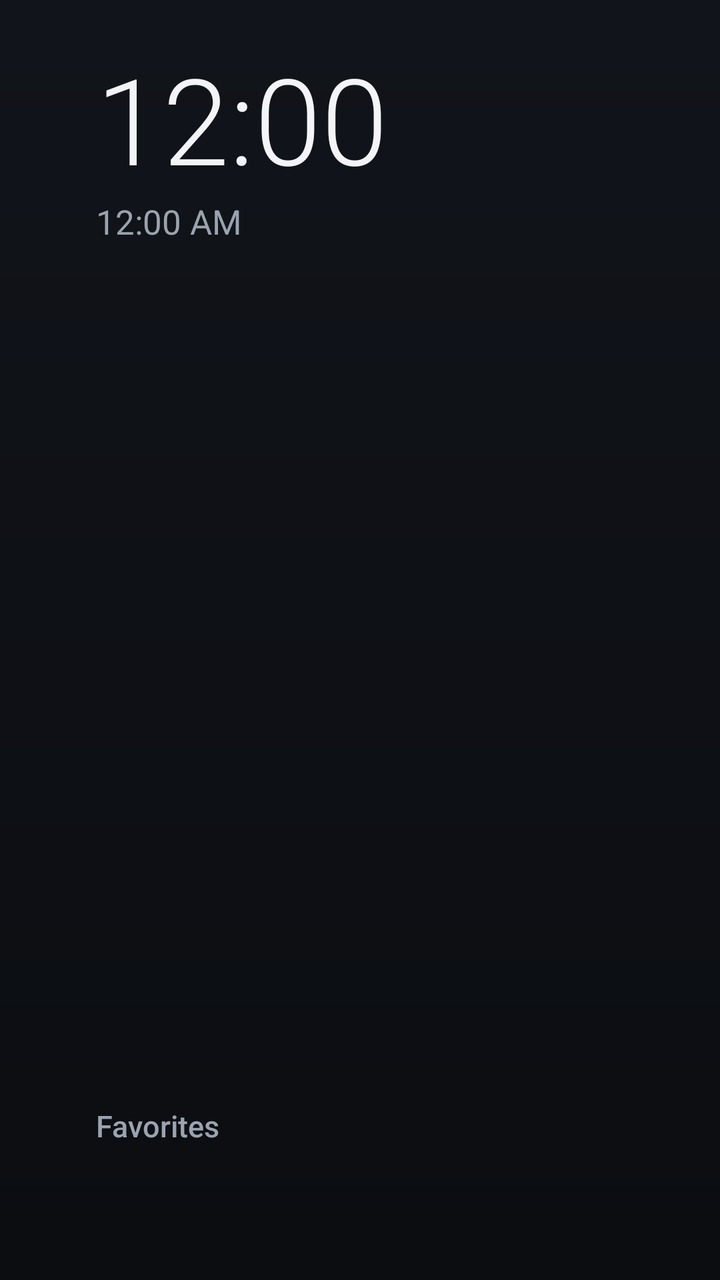
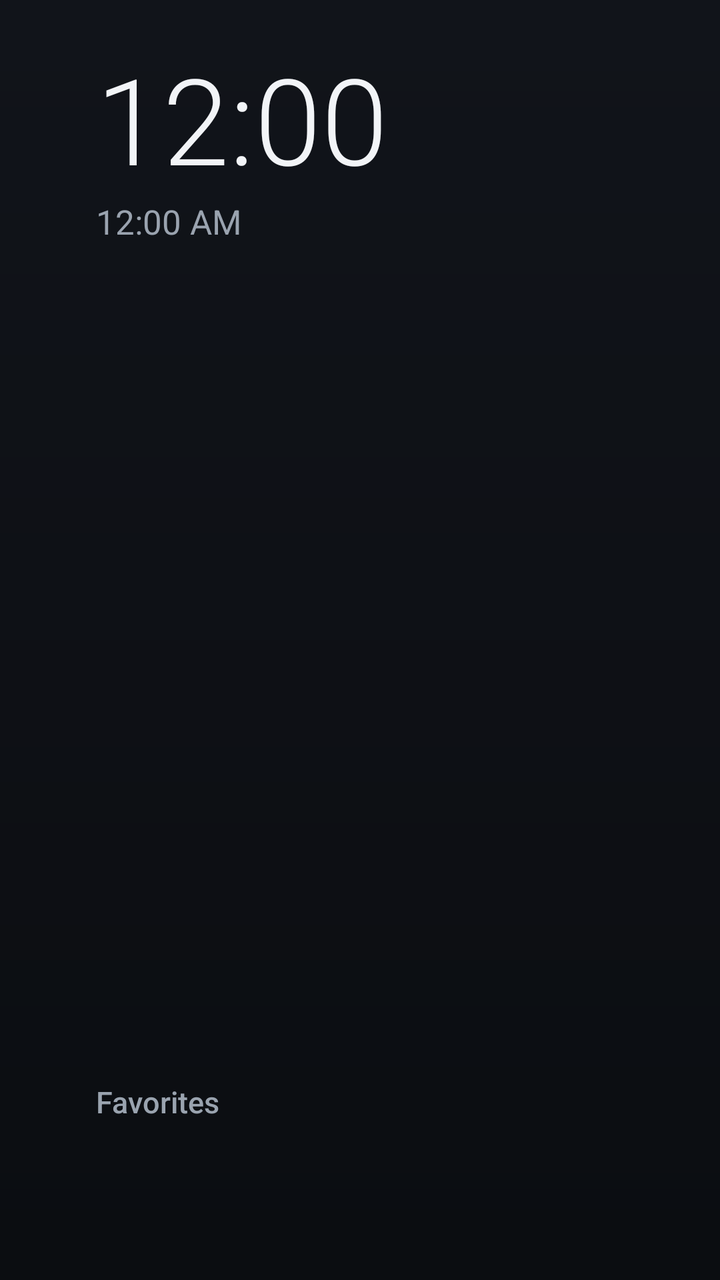

The first picture is an Android layout as it rendered before a commit; the second is the same layout after the commit. The layout source and the unified diff follow.
<!-- AndroidManifest.xml: activity theme Lehko.Home -->
<!-- res/layout/home.xml -->
<?xml version="1.0" encoding="utf-8"?>
<LinearLayout xmlns:android="http://schemas.android.com/apk/res/android"
    android:layout_width="match_parent"
    android:layout_height="match_parent"
    android:clipChildren="false"
    android:clipToPadding="false"
    android:orientation="vertical"
    android:paddingStart="@dimen/safe_h"
    android:paddingTop="@dimen/safe_v"
    android:paddingEnd="@dimen/safe_h"
    android:paddingBottom="@dimen/safe_v">

    
    <LinearLayout
        android:layout_width="match_parent"
        android:layout_height="wrap_content"
        android:orientation="horizontal">

        <LinearLayout
            android:layout_width="0dp"
            android:layout_height="wrap_content"
            android:layout_weight="1"
            android:orientation="vertical">

            <TextClock
                android:id="@+id/clock"
                android:layout_width="wrap_content"
                android:layout_height="wrap_content"
                android:fontFamily="sans-serif-light"
                android:format12Hour="h:mm"
                android:format24Hour="H:mm"
                android:includeFontPadding="false"
                android:textColor="@color/text_primary"
                android:textSize="60sp" />

            <TextClock
                android:id="@+id/date"
                android:layout_width="wrap_content"
                android:layout_height="wrap_content"
                android:layout_marginTop="2dp"
                android:textColor="@color/text_secondary"
                android:textSize="17sp" />
        </LinearLayout>

        <LinearLayout
            android:id="@+id/weather"
            android:layout_width="wrap_content"
            android:layout_height="wrap_content"
            android:layout_marginStart="16dp"
            android:gravity="end"
            android:orientation="vertical">

            
            <LinearLayout
                android:layout_width="wrap_content"
                android:layout_height="wrap_content"
                android:gravity="center_vertical"
                android:orientation="horizontal">

                <ImageView
                    android:id="@+id/weather_icon"
                    android:layout_width="44dp"
                    android:layout_height="44dp"
                    android:layout_marginEnd="10dp"
                    android:importantForAccessibility="no" />

                <TextView
                    android:id="@+id/weather_temp"
                    android:layout_width="wrap_content"
                    android:layout_height="wrap_content"
                    android:fontFamily="sans-serif-light"
                    android:includeFontPadding="false"
                    android:textColor="@color/text_primary"
                    android:textSize="36sp" />

                <LinearLayout
                    android:layout_width="wrap_content"
                    android:layout_height="wrap_content"
                    android:layout_marginStart="12dp"
                    android:orientation="vertical">

                    <TextView
                        android:id="@+id/weather_text"
                        android:layout_width="wrap_content"
                        android:layout_height="wrap_content"
                        android:maxWidth="240dp"
                        android:maxLines="1"
                        android:ellipsize="end"
                        android:textColor="@color/text_secondary"
                        android:textSize="14sp" />

                    <TextView
                        android:id="@+id/weather_extra"
                        android:layout_width="wrap_content"
                        android:layout_height="wrap_content"
                        android:maxWidth="240dp"
                        android:maxLines="1"
                        android:ellipsize="end"
                        android:textColor="@color/accent"
                        android:textSize="13sp"
                        android:visibility="gone" />
                </LinearLayout>
            </LinearLayout>

            
            <LinearLayout
                android:id="@+id/weather_hours"
                android:layout_width="wrap_content"
                android:layout_height="wrap_content"
                android:layout_marginTop="6dp"
                android:orientation="horizontal"
                android:visibility="gone" />

            <TextView
                android:id="@+id/weather_sun"
                android:layout_width="wrap_content"
                android:layout_height="wrap_content"
                android:layout_marginTop="2dp"
                android:maxLines="1"
                android:textColor="@color/text_dim"
                android:textSize="12sp"
                android:visibility="gone" />
        </LinearLayout>
    </LinearLayout>

    
    <LinearLayout
        android:id="@+id/outage"
        android:layout_width="match_parent"
        android:layout_height="wrap_content"
        android:layout_marginTop="12dp"
        android:background="@drawable/card_bg"
        android:orientation="vertical"
        android:paddingStart="16dp"
        android:paddingTop="10dp"
        android:paddingEnd="16dp"
        android:paddingBottom="8dp"
        android:visibility="gone">

        <LinearLayout
            android:layout_width="match_parent"
            android:layout_height="wrap_content"
            android:gravity="center_vertical"
            android:orientation="horizontal">

            <View
                android:id="@+id/outage_dot"
                android:layout_width="10dp"
                android:layout_height="10dp"
                android:layout_marginEnd="10dp" />

            <TextView
                android:id="@+id/outage_status"
                android:layout_width="0dp"
                android:layout_height="wrap_content"
                android:layout_weight="1"
                android:maxLines="1"
                android:ellipsize="end"
                android:textColor="@color/text_primary"
                android:textSize="17sp" />

            <TextView
                android:id="@+id/outage_group"
                android:layout_width="wrap_content"
                android:layout_height="wrap_content"
                android:layout_marginStart="12dp"
                android:textColor="@color/text_secondary"
                android:textSize="13sp" />
        </LinearLayout>

        <LinearLayout
            android:id="@+id/outage_days"
            android:layout_width="match_parent"
            android:layout_height="wrap_content"
            android:layout_marginTop="10dp"
            android:orientation="horizontal">

            <LinearLayout
                android:layout_width="0dp"
                android:layout_height="wrap_content"
                android:layout_weight="1"
                android:orientation="vertical">

                <TextView
                    android:layout_width="wrap_content"
                    android:layout_height="wrap_content"
                    android:layout_marginBottom="4dp"
                    android:text="@string/outage_today"
                    android:textColor="@color/text_secondary"
                    android:textSize="12sp" />

                <ua.lehko.tv.OutageBar
                    android:id="@+id/outage_today"
                    android:layout_width="match_parent"
                    android:layout_height="wrap_content" />
            </LinearLayout>

            <LinearLayout
                android:id="@+id/outage_tomorrow_box"
                android:layout_width="0dp"
                android:layout_height="wrap_content"
                android:layout_marginStart="24dp"
                android:layout_weight="1"
                android:orientation="vertical">

                <TextView
                    android:id="@+id/outage_tomorrow_label"
                    android:layout_width="wrap_content"
                    android:layout_height="wrap_content"
                    android:layout_marginBottom="4dp"
                    android:text="@string/outage_tomorrow"
                    android:textColor="@color/text_secondary"
                    android:textSize="12sp" />

                <ua.lehko.tv.OutageBar
                    android:id="@+id/outage_tomorrow"
                    android:layout_width="match_parent"
                    android:layout_height="wrap_content" />
            </LinearLayout>
        </LinearLayout>
    </LinearLayout>

    <Space
        android:layout_width="match_parent"
        android:layout_height="0dp"
        android:layout_weight="1" />

    <TextView
        android:id="@+id/notice"
        android:layout_width="match_parent"
        android:layout_height="wrap_content"
        android:layout_marginBottom="8dp"
        android:background="@drawable/card_bg"
        android:paddingStart="14dp"
        android:paddingTop="8dp"
        android:paddingEnd="14dp"
        android:paddingBottom="8dp"
        android:textColor="@color/text_primary"
        android:textSize="13sp"
        android:visibility="gone" />

    <TextView
        android:layout_width="wrap_content"
        android:layout_height="wrap_content"
        android:text="@string/favorites"
        style="@style/Lehko.Section" />

    <HorizontalScrollView
        android:id="@+id/favorites_scroll"
        android:layout_width="match_parent"
        android:layout_height="wrap_content"
        android:layout_marginStart="-12dp"
        android:layout_marginEnd="-12dp"
        android:clipChildren="false"
        android:clipToPadding="false"
        android:fadingEdgeLength="24dp"
        android:requiresFadingEdge="horizontal"
        android:scrollbars="none">

        <LinearLayout
            android:id="@+id/favorites"
            android:layout_width="wrap_content"
            android:layout_height="wrap_content"
            android:clipChildren="false"
            android:clipToPadding="false"
            android:orientation="horizontal"
            android:paddingStart="12dp"
            android:paddingTop="12dp"
            android:paddingEnd="12dp"
            android:paddingBottom="12dp" />
    </HorizontalScrollView>

    <HorizontalScrollView
        android:id="@+id/quick_scroll"
        android:layout_width="match_parent"
        android:layout_height="wrap_content"
        android:layout_marginStart="-12dp"
        android:layout_marginEnd="-12dp"
        android:clipChildren="false"
        android:clipToPadding="false"
        android:scrollbars="none">

        <LinearLayout
            android:id="@+id/quick"
            android:layout_width="wrap_content"
            android:layout_height="wrap_content"
            android:clipChildren="false"
            android:clipToPadding="false"
            android:orientation="horizontal"
            android:paddingStart="12dp"
            android:paddingTop="8dp"
            android:paddingEnd="12dp"
            android:paddingBottom="8dp" />
    </HorizontalScrollView>
</LinearLayout>
<!-- resources referenced by this layout -->
<resources>
  <color name="accent">#FFFFC940</color>
  <color name="text_dim">#FF6B7280</color>
  <color name="text_primary">#FFF2F4F7</color>
  <color name="text_secondary">#FF9AA3AF</color>
  <dimen name="safe_h">48dp</dimen>
  <dimen name="safe_v">27dp</dimen>
  <!-- drawable card_bg (drawable) -->
  <?xml version="1.0" encoding="utf-8"?>
  <shape xmlns:android="http://schemas.android.com/apk/res/android">
      <solid android:color="@color/surface" />
      <corners android:radius="@dimen/radius" />
  </shape>
  <string name="favorites">Favorites</string>
  <string name="outage_today">Today</string>
  <string name="outage_tomorrow">Tomorrow</string>
  <style name="Lehko.Section">
          <item name="android:textColor">@color/text_secondary</item>
          <item name="android:textSize">15sp</item>
          <item name="android:fontFamily">sans-serif-medium</item>
      </style>
  <style name="Lehko.Home">
          <item name="android:windowShowWallpaper">false</item>
          <item name="android:windowAnimationStyle">@null</item>
      </style>
  <color name="surface">#FF1B2029</color>
  <dimen name="radius">10dp</dimen>
</resources>

<!-- the commit's change to res/layout/home.xml (unified diff, before → after) -->
@@ -240,6 +240,7 @@
         android:visibility="gone" />
 
     <TextView
+        android:id="@+id/favorites_label"
         android:layout_width="wrap_content"
         android:layout_height="wrap_content"
         android:text="@string/favorites"
@@ -269,6 +270,17 @@
             android:paddingEnd="12dp"
             android:paddingBottom="12dp" />
     </HorizontalScrollView>
+
+    
+    <TextView
+        android:id="@+id/focus_name"
+        android:layout_width="match_parent"
+        android:layout_height="wrap_content"
+        android:layout_marginTop="-6dp"
+        android:ellipsize="end"
+        android:maxLines="1"
+        android:textColor="@color/text_secondary"
+        android:textSize="13sp" />
 
     <HorizontalScrollView
         android:id="@+id/quick_scroll"
